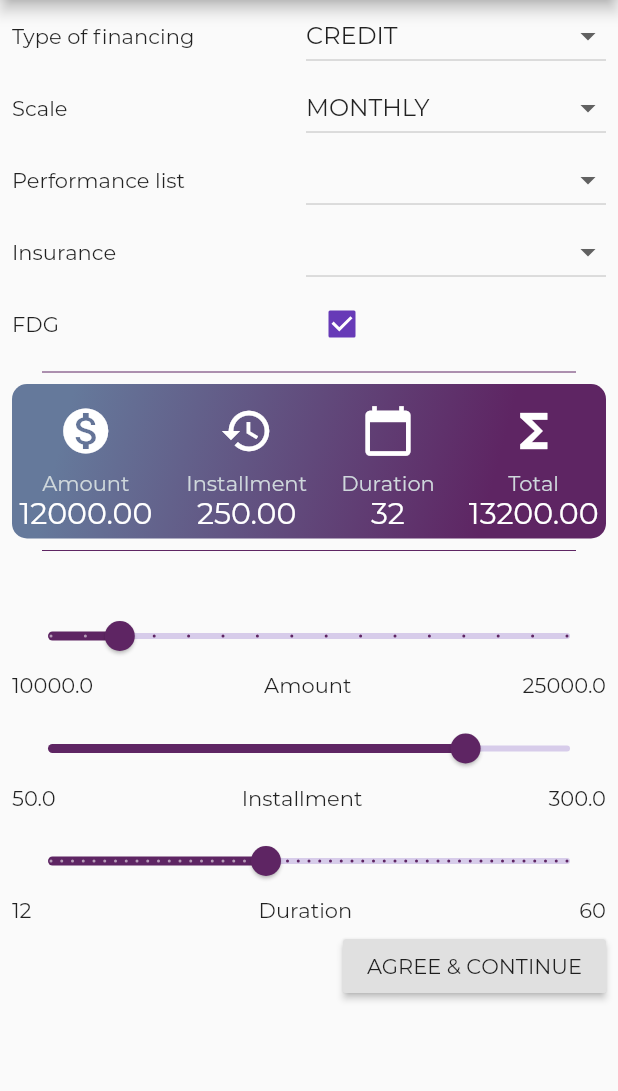
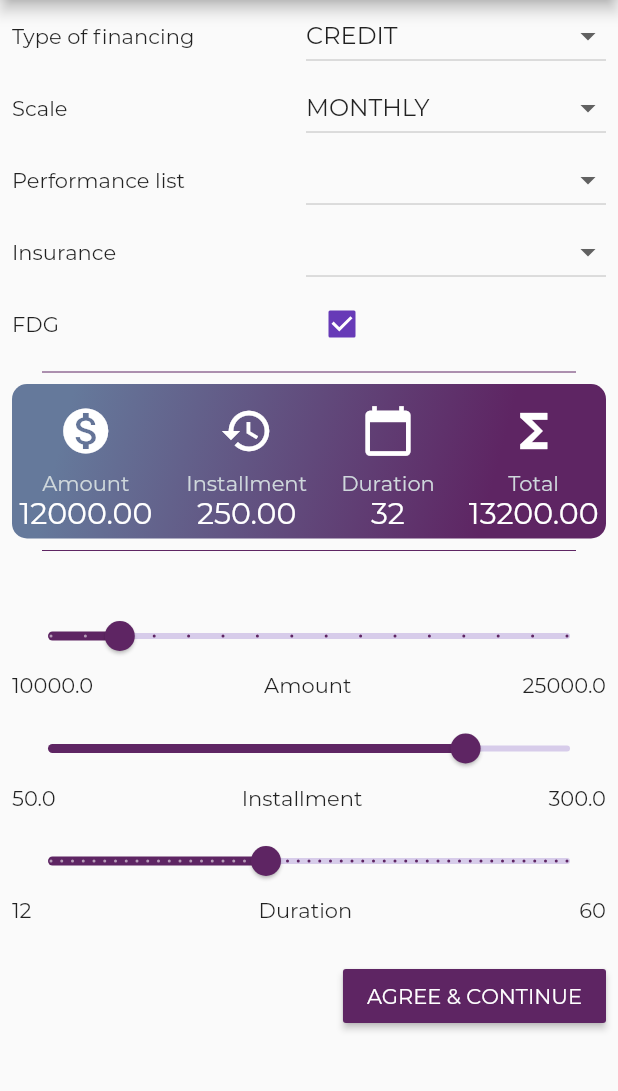
Before and after one commit to bloodrush/projectZ, a Flutter app: the SimulationPage screen opened by its route, on a phone screen of 412 x 824 dp, the part 84-1175 px from its top. Run offline on Flutter 3.47's test engine with Material 2 defaults, Android fonts, the phone set to English and light mode, and no system bars; our stand-ins replace carousel_slider, font_awesome_flutter; missing offline and left inert: flutter_graphql.

```diff
--- a/lib/screens/simulation.dart
+++ b/lib/screens/simulation.dart
@@ -2,7 +2,6 @@ import 'package:flutter/material.dart';
 
 // import '../widgets/DrawerLogged.dart';
 import '../widgets/DrawerLogged.dart';
-
 
 class SimulationPage extends StatefulWidget {
   @override
@@ -43,7 +42,10 @@ class _SimulationPageState extends State<SimulationPage> {
             ],
           ),
         ),
-      body: Container(
+        body: ListView(
+          shrinkWrap: true,
+          children: <Widget>[
+            Container(
               padding: EdgeInsets.symmetric(horizontal: 8.0),
               child: Column(
                 children: <Widget>[
@@ -197,8 +199,8 @@ class _SimulationPageState extends State<SimulationPage> {
                       mainAxisAlignment: MainAxisAlignment.spaceBetween,
                       children: <Widget>[
                         Container(
-                    padding:
-                        EdgeInsets.symmetric(horizontal: 5.0, vertical: 5.0),
+                          padding: EdgeInsets.symmetric(
+                              horizontal: 5.0, vertical: 5.0),
                           child: Column(
                             children: <Widget>[
                               IconButton(
@@ -212,14 +214,14 @@ class _SimulationPageState extends State<SimulationPage> {
                                 style: TextStyle(color: Colors.blueGrey[100]),
                               ),
                               Text(amountValue.toStringAsFixed(2),
-                            style:
-                                TextStyle(color: Colors.white, fontSize: 20.0)),
+                                  style: TextStyle(
+                                      color: Colors.white, fontSize: 20.0)),
                             ],
                           ),
                         ),
                         Container(
-                    padding:
-                        EdgeInsets.symmetric(horizontal: 5.0, vertical: 5.0),
+                          padding: EdgeInsets.symmetric(
+                              horizontal: 5.0, vertical: 5.0),
                           child: Column(
                             children: <Widget>[
                               IconButton(
@@ -233,14 +235,14 @@ class _SimulationPageState extends State<SimulationPage> {
                                 style: TextStyle(color: Colors.blueGrey[100]),
                               ),
                               Text(installmentValue.toStringAsFixed(2),
-                            style:
-                                TextStyle(color: Colors.white, fontSize: 20.0)),
+                                  style: TextStyle(
+                                      color: Colors.white, fontSize: 20.0)),
                             ],
                           ),
                         ),
                         Container(
-                    padding:
-                        EdgeInsets.symmetric(horizontal: 5.0, vertical: 5.0),
+                          padding: EdgeInsets.symmetric(
+                              horizontal: 5.0, vertical: 5.0),
                           child: Column(
                             children: <Widget>[
                               IconButton(
@@ -254,14 +256,14 @@ class _SimulationPageState extends State<SimulationPage> {
                                 style: TextStyle(color: Colors.blueGrey[100]),
                               ),
                               Text(durationValue.toInt().toString(),
-                            style:
-                                TextStyle(color: Colors.white, fontSize: 20.0)),
+                                  style: TextStyle(
+                                      color: Colors.white, fontSize: 20.0)),
                             ],
                           ),
                         ),
                         Container(
-                    padding:
-                        EdgeInsets.symmetric(horizontal: 5.0, vertical: 5.0),
+                          padding: EdgeInsets.symmetric(
+                              horizontal: 5.0, vertical: 5.0),
                           child: Column(
                             children: <Widget>[
                               IconButton(
@@ -275,8 +277,8 @@ class _SimulationPageState extends State<SimulationPage> {
                                 style: TextStyle(color: Colors.blueGrey[100]),
                               ),
                               Text((amountValue * 1.1).toStringAsFixed(2),
-                            style:
-                                TextStyle(color: Colors.white, fontSize: 20.0)),
+                                  style: TextStyle(
+                                      color: Colors.white, fontSize: 20.0)),
                             ],
                           ),
                         ),
@@ -294,7 +296,6 @@ class _SimulationPageState extends State<SimulationPage> {
                       child: Column(
                         children: <Widget>[
                           Slider(
-
                             divisions: 15,
                             activeColor: Color.fromRGBO(94, 37, 99, 1),
                             label: 'Amount: ' + amountValue.toStringAsFixed(2),
@@ -320,11 +321,12 @@ class _SimulationPageState extends State<SimulationPage> {
                         children: <Widget>[
                           Slider(
                             activeColor: Color.fromRGBO(94, 37, 99, 1),
-                      label: 'Installment: ' + installmentValue.toString(),
+                            label:
+                                'Installment: ' + installmentValue.toString(),
                             min: installmentMin,
                             max: installmentMax,
-                      onChanged: (newInstallment) =>
-                          setState(() => installmentValue = newInstallment),
+                            onChanged: (newInstallment) => setState(
+                                () => installmentValue = newInstallment),
                             value: installmentValue,
                           ),
                           Row(
@@ -344,7 +346,8 @@ class _SimulationPageState extends State<SimulationPage> {
                         Slider(
                           divisions: 48,
                           activeColor: Color.fromRGBO(94, 37, 99, 1),
-                    label: 'Duration: ' + durationValue.toInt().toString(),
+                          label:
+                              'Duration: ' + durationValue.toInt().toString(),
                           min: durationMin,
                           max: durationMax,
                           onChanged: (newDuration) =>
@@ -365,15 +368,25 @@ class _SimulationPageState extends State<SimulationPage> {
                   Row(
                     mainAxisAlignment: MainAxisAlignment.end,
                     children: <Widget>[
-                RaisedButton(
-                   child: Text('AGREE & CONTINUE'), onPressed: () {
-                     Navigator.pushReplacementNamed(context, '/dashboard');
-                   },)
+                      Container(
+                          margin: EdgeInsets.only(top: 20.0),
+                          child: RaisedButton(
+                            color: Color.fromRGBO(94, 37, 99, 1),
+                            child: Text(
+                              'AGREE & CONTINUE',
+                              style: TextStyle(color: Colors.white),
+                            ),
+                            onPressed: () {
+                              Navigator.pushReplacementNamed(
+                                  context, '/dashboard');
+                            },
+                          )),
                     ],
                   )
                 ],
               ),
             ),
-    );
+          ],
+        ));
   }
 }
--- a/pubspec.yaml
+++ b/pubspec.yaml
@@ -48,7 +48,7 @@ flutter:
     - lib/assets/images/one.jpg
     - lib/assets/images/two.jpg
     - lib/assets/images/user.png
-
+    - lib/assets/images/login_foreground.png
   # An image asset can refer to one or more resolution-specific "variants", see
   # https://flutter.io/assets-and-images/#resolution-aware.
 
```
Also changed, not shown: lib/screens/login.dart (+43 -4 lines), lib/assets/images/login_foreground.png (added). Lines whose indentation alone changed are shown as unchanged.
